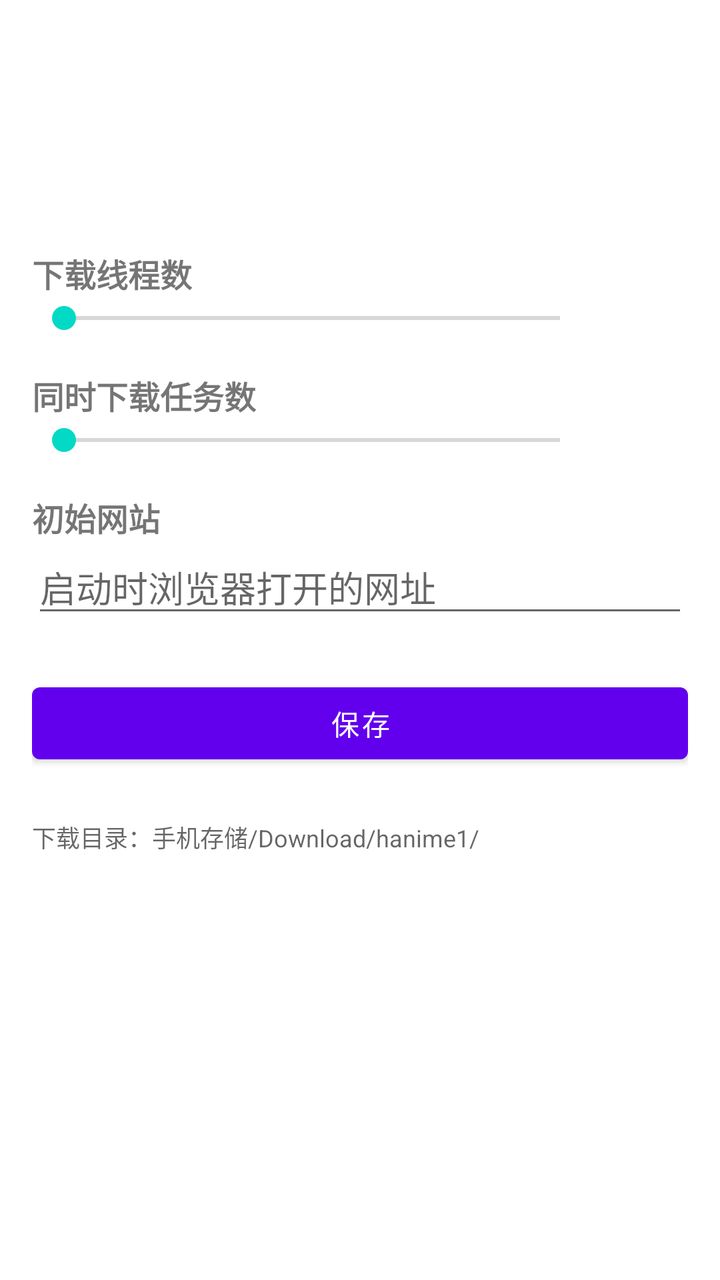
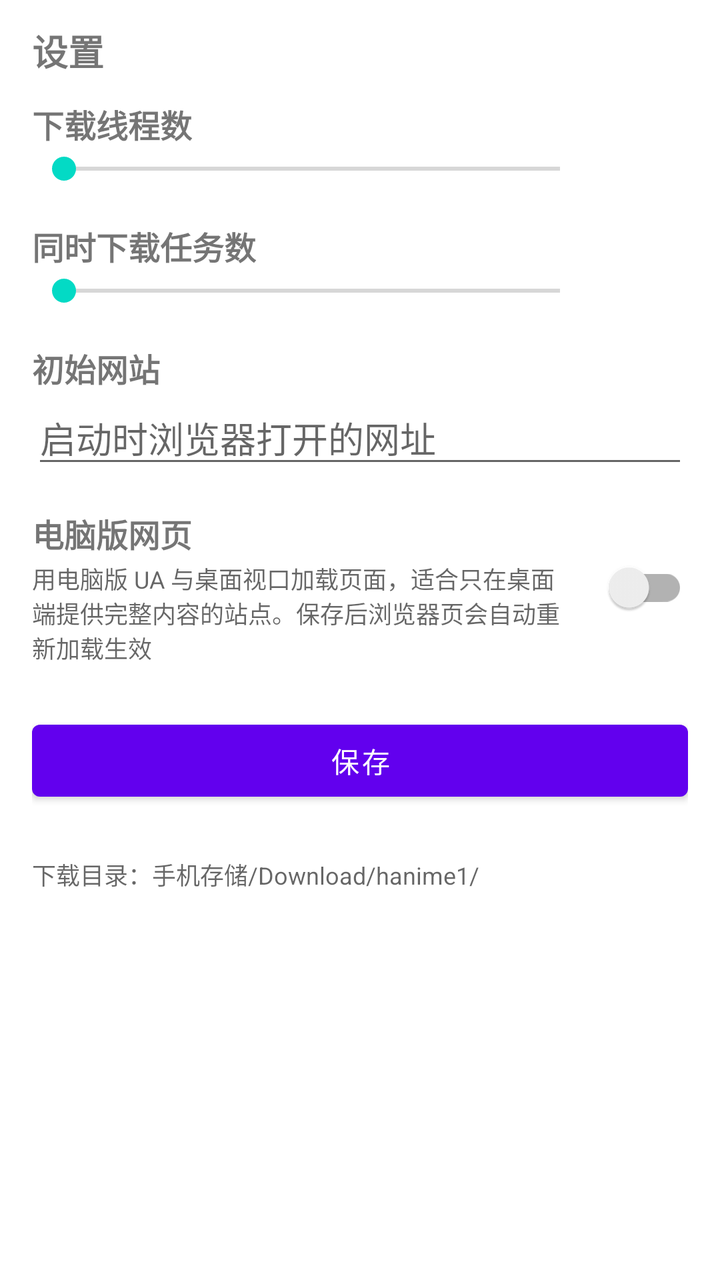

Compare the two renders of this Android layout. The source of the first and the diff that turns it into the second are given below.
<!-- AndroidManifest.xml: application theme Theme.Hanime1 -->
<!-- res/layout/fragment_settings.xml -->
<?xml version="1.0" encoding="utf-8"?>
<ScrollView xmlns:android="http://schemas.android.com/apk/res/android"
    android:layout_width="match_parent"
    android:layout_height="match_parent"
    android:background="@color/white">

    <LinearLayout
        android:layout_width="match_parent"
        android:layout_height="wrap_content"
        android:orientation="vertical"
        android:paddingStart="16dp"
        android:paddingEnd="16dp"
        android:paddingTop="125dp"
        android:paddingBottom="16dp">

        <TextView
            android:layout_width="wrap_content"
            android:layout_height="wrap_content"
            android:text="@string/settings_thread_count"
            android:textSize="16sp"
            android:textStyle="bold" />

        <LinearLayout
            android:layout_width="match_parent"
            android:layout_height="wrap_content"
            android:gravity="center_vertical"
            android:orientation="horizontal">

            <SeekBar
                android:id="@+id/seek_thread"
                android:layout_width="0dp"
                android:layout_height="wrap_content"
                android:layout_weight="1"
                android:max="31" />

            <TextView
                android:id="@+id/tv_thread_value"
                android:layout_width="48dp"
                android:layout_height="wrap_content"
                android:gravity="end"
                android:textSize="16sp" />
        </LinearLayout>

        <TextView
            android:layout_width="wrap_content"
            android:layout_height="wrap_content"
            android:layout_marginTop="16dp"
            android:text="@string/settings_max_tasks"
            android:textSize="16sp"
            android:textStyle="bold" />

        <LinearLayout
            android:layout_width="match_parent"
            android:layout_height="wrap_content"
            android:gravity="center_vertical"
            android:orientation="horizontal">

            <SeekBar
                android:id="@+id/seek_tasks"
                android:layout_width="0dp"
                android:layout_height="wrap_content"
                android:layout_weight="1"
                android:max="4" />

            <TextView
                android:id="@+id/tv_tasks_value"
                android:layout_width="48dp"
                android:layout_height="wrap_content"
                android:gravity="end"
                android:textSize="16sp" />
        </LinearLayout>

        <TextView
            android:layout_width="wrap_content"
            android:layout_height="wrap_content"
            android:layout_marginTop="16dp"
            android:text="@string/settings_initial_page"
            android:textSize="16sp"
            android:textStyle="bold" />

        <EditText
            android:id="@+id/et_initial_page"
            android:layout_width="match_parent"
            android:layout_height="wrap_content"
            android:hint="@string/settings_initial_page_hint"
            android:inputType="textUri"
            android:maxLines="1" />

        <Button
            android:id="@+id/btn_save_settings"
            android:layout_width="match_parent"
            android:layout_height="wrap_content"
            android:layout_marginTop="24dp"
            android:text="@string/settings_save" />

        <TextView
            android:layout_width="wrap_content"
            android:layout_height="wrap_content"
            android:layout_marginTop="24dp"
            android:text="@string/settings_download_dir_hint"
            android:textColor="?android:attr/textColorSecondary"
            android:textSize="12sp" />

    </LinearLayout>
</ScrollView>
<!-- resources referenced by this layout -->
<resources>
  <color name="white">#FFFFFFFF</color>
  <string name="settings_download_dir_hint">下载目录：手机存储/Download/hanime1/</string>
  <string name="settings_initial_page">初始网站</string>
  <string name="settings_initial_page_hint">启动时浏览器打开的网址</string>
  <string name="settings_max_tasks">同时下载任务数</string>
  <string name="settings_save">保存</string>
  <string name="settings_thread_count">下载线程数</string>
  <style name="Theme.Hanime1" parent="Theme.MaterialComponents.Light.DarkActionBar">
          
          <item name="colorPrimary">@color/purple_500</item>
          <item name="colorPrimaryVariant">@color/purple_700</item>
          <item name="colorOnPrimary">@color/white</item>
          
          <item name="colorSecondary">@color/teal_200</item>
          <item name="colorSecondaryVariant">@color/teal_700</item>
          <item name="colorOnSecondary">@color/black</item>
          
          <item name="android:statusBarColor">?attr/colorPrimaryVariant</item>
          
      </style>
  <color name="purple_500">#FF6200EE</color>
  <color name="purple_700">#FF3700B3</color>
  <color name="teal_200">#FF03DAC5</color>
  <color name="teal_700">#FF018786</color>
  <color name="black">#FF000000</color>
</resources>

<!-- the commit's change to res/layout/fragment_settings.xml (unified diff, before → after) -->
@@ -10,8 +10,16 @@
         android:orientation="vertical"
         android:paddingStart="16dp"
         android:paddingEnd="16dp"
-        android:paddingTop="125dp"
+        android:paddingTop="12dp"
         android:paddingBottom="16dp">
+
+        <TextView
+            android:layout_width="wrap_content"
+            android:layout_height="wrap_content"
+            android:layout_marginBottom="12dp"
+            android:text="@string/nav_settings"
+            android:textSize="18sp"
+            android:textStyle="bold" />
 
         <TextView
             android:layout_width="wrap_content"
@@ -86,6 +94,42 @@
             android:inputType="textUri"
             android:maxLines="1" />
 
+        <LinearLayout
+            android:layout_width="match_parent"
+            android:layout_height="wrap_content"
+            android:layout_marginTop="16dp"
+            android:gravity="center_vertical"
+            android:orientation="horizontal">
+
+            <LinearLayout
+                android:layout_width="0dp"
+                android:layout_height="wrap_content"
+                android:layout_weight="1"
+                android:orientation="vertical">
+
+                <TextView
+                    android:layout_width="wrap_content"
+                    android:layout_height="wrap_content"
+                    android:text="@string/settings_desktop_mode"
+                    android:textSize="16sp"
+                    android:textStyle="bold" />
+
+                <TextView
+                    android:layout_width="match_parent"
+                    android:layout_height="wrap_content"
+                    android:layout_marginTop="2dp"
+                    android:text="@string/settings_desktop_mode_hint"
+                    android:textColor="?android:attr/textColorSecondary"
+                    android:textSize="12sp" />
+            </LinearLayout>
+
+            <androidx.appcompat.widget.SwitchCompat
+                android:id="@+id/switch_desktop"
+                android:layout_width="wrap_content"
+                android:layout_height="wrap_content"
+                android:layout_marginStart="8dp" />
+        </LinearLayout>
+
         <Button
             android:id="@+id/btn_save_settings"
             android:layout_width="match_parent"
<!-- resource entries referenced after the edit -->
@@ -1,13 +1,16 @@
 <!-- resources referenced by this layout -->
 <resources>
   <color name="white">#FFFFFFFF</color>
+  <string name="nav_settings">设置</string>
+  <string name="settings_desktop_mode">电脑版网页</string>
+  <string name="settings_desktop_mode_hint">用电脑版 UA 与桌面视口加载页面，适合只在桌面端提供完整内容的站点。保存后浏览器页会自动重新加载生效</string>
   <string name="settings_download_dir_hint">下载目录：手机存储/Download/hanime1/</string>
   <string name="settings_initial_page">初始网站</string>
   <string name="settings_initial_page_hint">启动时浏览器打开的网址</string>
   <string name="settings_max_tasks">同时下载任务数</string>
   <string name="settings_save">保存</string>
   <string name="settings_thread_count">下载线程数</string>
-  <style name="Theme.Hanime1" parent="Theme.MaterialComponents.Light.DarkActionBar">
+  <style name="Theme.Hanime1" parent="Theme.MaterialComponents.Light.NoActionBar">
           
           <item name="colorPrimary">@color/purple_500</item>
           <item name="colorPrimaryVariant">@color/purple_700</item>
@@ -17,7 +20,11 @@
           <item name="colorSecondaryVariant">@color/teal_700</item>
           <item name="colorOnSecondary">@color/black</item>
           
-          <item name="android:statusBarColor">?attr/colorPrimaryVariant</item>
+          <item name="android:statusBarColor">@color/purple_700</item>
+          <item name="android:windowLightStatusBar">false</item>
+          
+          <item name="android:navigationBarColor">@color/white</item>
+          <item name="android:windowLightNavigationBar" tools:targetApi="o_mr1">true</item>
           
       </style>
   <color name="purple_500">#FF6200EE</color>
